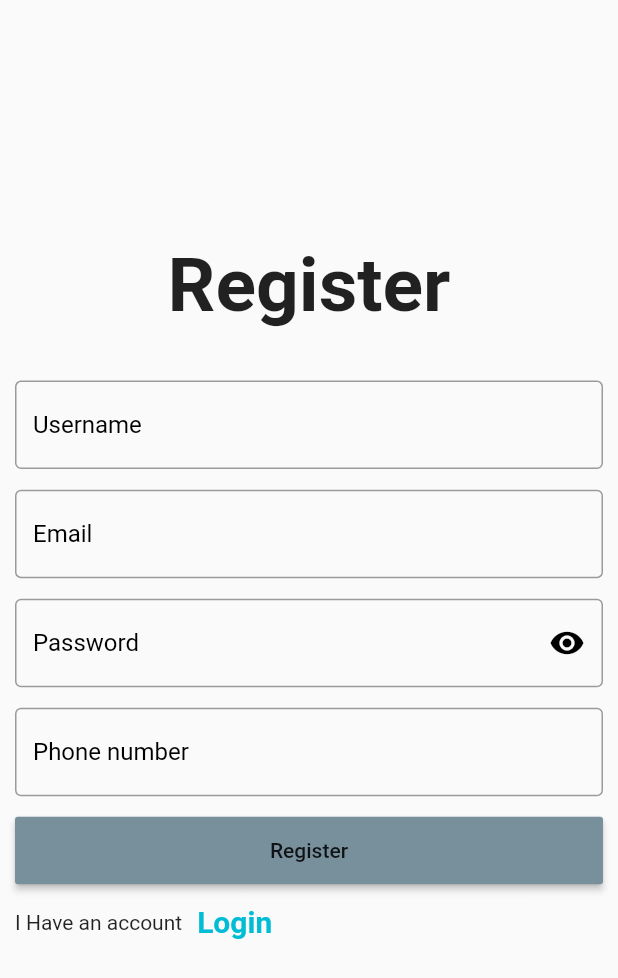
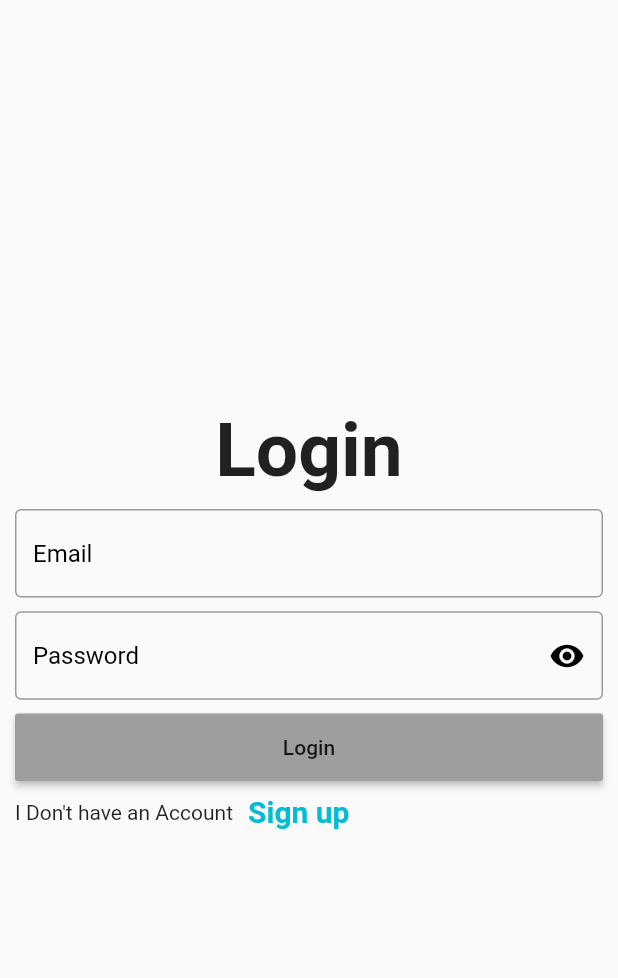
Before and after one commit to azmn15/AppDevProject, a Flutter app: the screen it shows after launch, on a phone screen of 412 x 824 dp. Shown: the top 978 px of the screen. Run offline on Flutter 3.47's test engine with Material 2 defaults, Android fonts, the phone set to English and light mode, and no system bars.

Commit message:
Push for login page

```diff
--- a/lib/main.dart
+++ b/lib/main.dart
@@ -1,3 +1,4 @@
+import 'package:appdevproject/screens/login.dart';
 import 'package:appdevproject/screens/signup.dart';
 import 'package:flutter/material.dart';
 
@@ -16,7 +17,7 @@ class MyApp extends StatelessWidget {
       theme: ThemeData(
         primarySwatch: Colors.blue,
       ),
-      home: SignUp(),
+      home: Login(),
     );
   }
 }
--- /dev/null
+++ b/lib/screens/login.dart
@@ -0,0 +1,136 @@
+import 'package:flutter/material.dart';
+import 'package:appdevproject/screens/signup.dart';
+
+class Login extends StatefulWidget {
+  @override
+  State<Login> createState() => _LoginState();
+}
+
+final GlobalKey<FormState> _formKey = GlobalKey<FormState>();
+String p =
+    r'^(([^<>()[\]\\.,;:\s@\"]+(\.[^<>()[\]\\.,;:\s@\"]+)*)|(\".+\"))@((\[[0-9]{1,3}\.[0-9]{1,3}\.[0-9]{1,3}\.[0-9]{1,3}\])|(([a-zA-Z\-0-9]+\.)+[a-zA-Z]{2,}))$';
+
+RegExp regExp = new RegExp(p);
+void validation(){
+  final FormState? _form = _formKey.currentState;
+  if(_form!.validate()) {
+    print("Yes");
+  }
+  else {
+    print("No");
+  }
+}
+
+bool obserText = true;
+
+class _LoginState extends State<Login> {
+  @override
+  Widget build(BuildContext context) {
+    return Scaffold(
+      body: Form(
+        key: _formKey,
+        child: Container(
+          margin: EdgeInsets.symmetric(horizontal: 10),
+          child: Column(
+            mainAxisAlignment: MainAxisAlignment.center,
+            children: <Widget>[
+              Container(
+                height: 300,
+                width: double.infinity,
+                child: Column(
+                  mainAxisAlignment: MainAxisAlignment.spaceEvenly,
+                   children: <Widget>[
+                     Text(
+                       "Login",
+                       style: TextStyle(fontSize: 50,fontWeight: FontWeight.bold),
+                     ),
+                     TextFormField(
+                       validator: (value){
+                         if(value == ""){
+                           return "Please fill The Email";
+                         }
+                         else if(!regExp.hasMatch(value!)){
+                           return "Invalid Email";
+                         }
+                         return null;
+                       },
+                       decoration: InputDecoration(
+                         border: OutlineInputBorder(),
+                         hintText: "Email",
+                         hintStyle: TextStyle(color: Colors.black),
+                       ),
+                     ),
+                     TextFormField(
+                       obscureText: obserText,
+                       validator: (value){
+                         if(value == ""){
+                           return "Please fill in the Password";
+                         }
+                         else if(value!.length <8){
+                           return "Password it too short";
+                         }
+                         return null;
+                       },
+                       decoration: InputDecoration(
+                         border: OutlineInputBorder(),
+                         hintText: "Password",
+                         suffixIcon: GestureDetector(
+                           onTap: (){
+                             FocusScope.of(context).unfocus();
+                             setState(() {
+                               obserText =!obserText;
+                             });
+                           },
+                           child: Icon(
+                             obserText == true?
+                             Icons.visibility : Icons.visibility_off,
+                             color: Colors.black
+                             ),
+                           ),
+                         hintStyle: TextStyle(color: Colors.black),
+                         ),
+                     ),
+                     Container(
+                       height: 45,
+                       width: double.infinity,
+                       child: RaisedButton(
+                         child: Text("Login"),
+                         color: Colors.grey,
+                         onPressed: (){
+                           validation();
+                         }),
+                     ),
+                     Row(
+                       children: <Widget>[
+                         Text("I Don't have an Account"),
+                         SizedBox(
+                           width: 10,
+                         ),
+                         GestureDetector(
+                       onTap: (){
+                         Navigator.of(context).pushReplacement(
+                           MaterialPageRoute(
+                             builder: (ctx) => SignUp(),
+                          ),
+                        );
+                       },
+                       child: Text(
+                         "Sign up",
+                         style: TextStyle(
+                           color: Colors.cyan,
+                           fontSize: 20,
+                           fontWeight: FontWeight.bold),
+                           ),
+                         ),
+                       ],
+                     ),
+                   ],
+                ),
+              )
+            ],
+          ),
+        ),
+      ),
+    );
+  }
+}
--- a/lib/screens/signup.dart
+++ b/lib/screens/signup.dart
@@ -1,4 +1,5 @@
 import 'package:flutter/material.dart';
+import 'package:appdevproject/screens/login.dart';
 
 class SignUp extends StatefulWidget {
   @override
@@ -152,13 +153,20 @@ class _SignUpState extends State<SignUp> {
                             width: 10,
                           ),
                           GestureDetector(
+                            onTap: () {
+                              Navigator.of(context).pushReplacement(
+                           MaterialPageRoute(
+                             builder: (ctx) => Login(),
+                          ),
+                        );
+                            },
                             child: Text(
                               "Login",
                               style: TextStyle(color: Colors.cyan,
                               fontSize: 20,
                               fontWeight: FontWeight.bold),
                               ),
-                              ),
+                           ),
                         ],
                       )
                     ],
```
